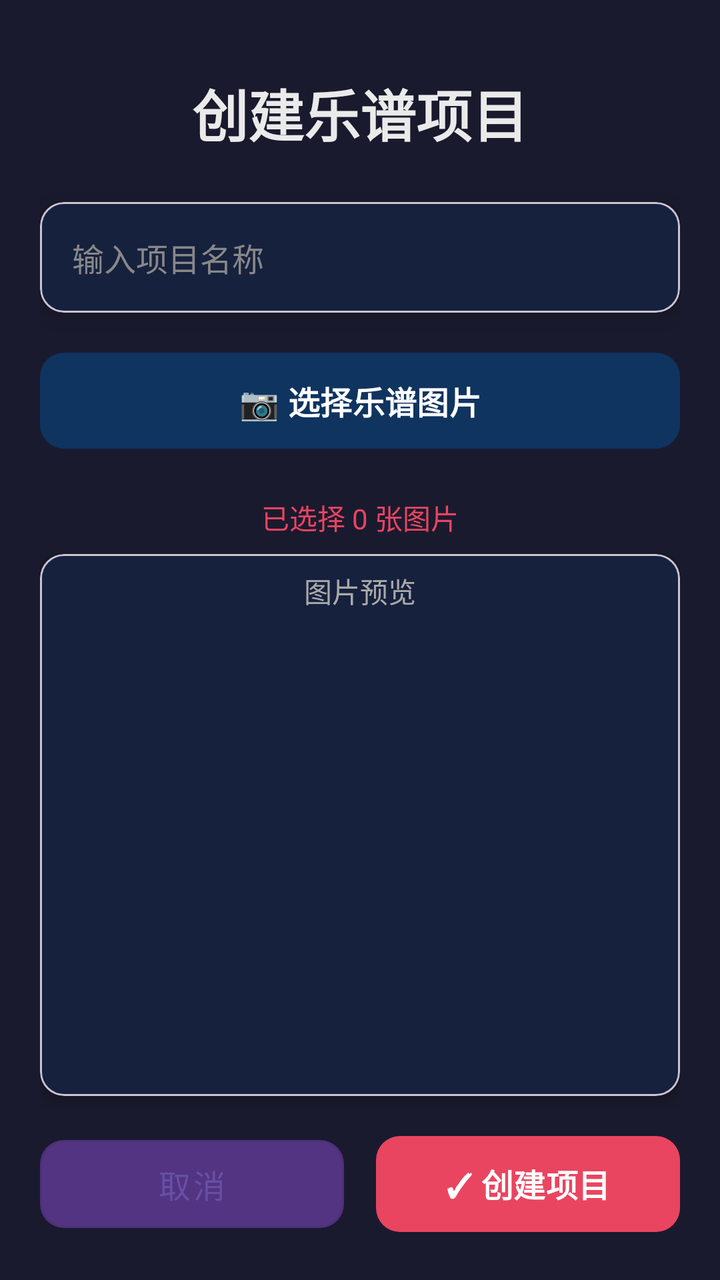
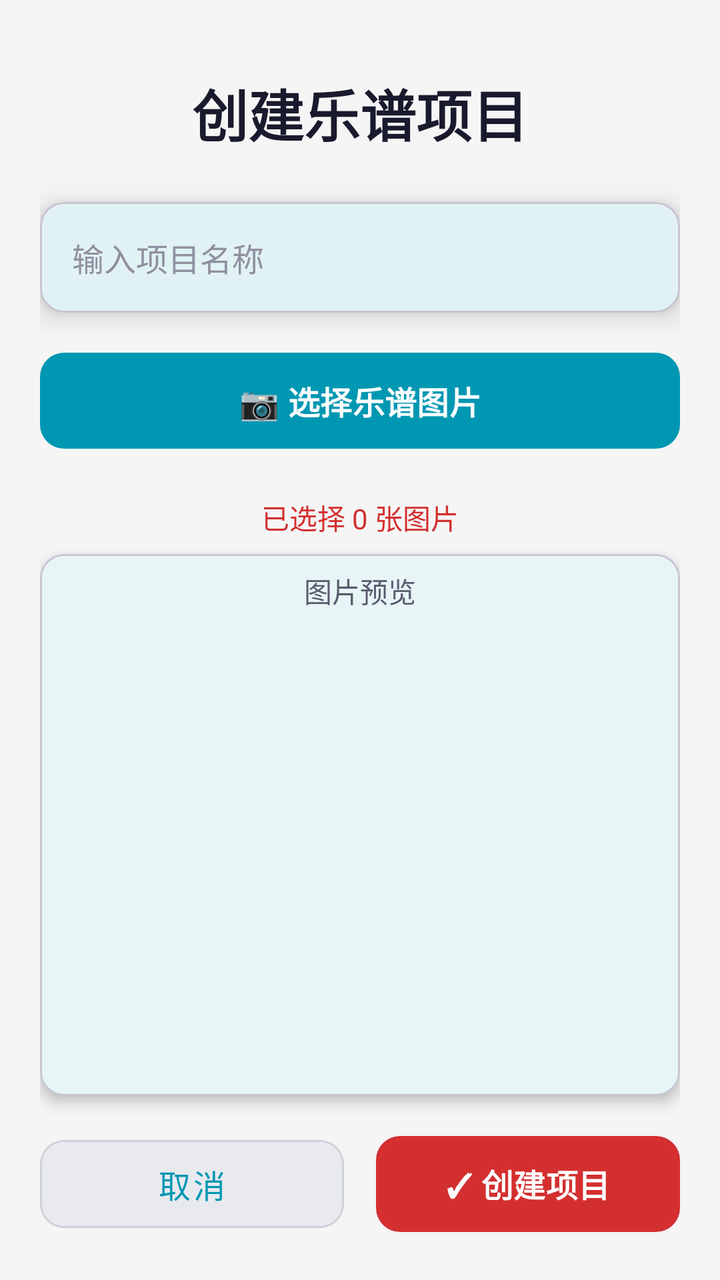

An Android layout rendered at two revisions. The XML below is the earlier revision; the diff shows what the commit changed to produce the second picture.
<!-- AndroidManifest.xml: application theme Theme.MyApplication -->
<!-- res/layout/activity_create_project.xml -->
<?xml version="1.0" encoding="utf-8"?>
<LinearLayout xmlns:android="http://schemas.android.com/apk/res/android"
    xmlns:app="http://schemas.android.com/apk/res-auto"
    android:layout_width="match_parent"
    android:layout_height="match_parent"
    android:orientation="vertical"
    android:background="#1A1A2E"
    android:padding="20dp">

    
    <TextView
        android:layout_width="match_parent"
        android:layout_height="wrap_content"
        android:text="创建乐谱项目"
        android:textSize="28sp"
        android:textStyle="bold"
        android:textColor="#EAEAEA"
        android:gravity="center"
        android:paddingTop="16dp"
        android:paddingBottom="24dp" />

    
    <com.google.android.material.card.MaterialCardView
        android:layout_width="match_parent"
        android:layout_height="wrap_content"
        app:cardBackgroundColor="#16213E"
        app:cardCornerRadius="12dp"
        app:cardElevation="8dp"
        android:layout_marginBottom="16dp">

        <EditText
            android:id="@+id/et_project_name"
            android:layout_width="match_parent"
            android:layout_height="wrap_content"
            android:hint="输入项目名称"
            android:textColorHint="#888888"
            android:textColor="#EAEAEA"
            android:inputType="text"
            android:padding="16dp"
            android:background="@android:color/transparent"
            android:textSize="16sp" />
    </com.google.android.material.card.MaterialCardView>

    
    <com.google.android.material.button.MaterialButton
        android:id="@+id/btn_select_images"
        android:layout_width="match_parent"
        android:layout_height="56dp"
        android:text="📷 选择乐谱图片"
        android:textSize="16sp"
        android:textStyle="bold"
        app:backgroundTint="#0F3460"
        app:cornerRadius="12dp"
        app:elevation="4dp"
        android:layout_marginBottom="12dp" />

    
    <TextView
        android:id="@+id/tv_selected_count"
        android:layout_width="match_parent"
        android:layout_height="wrap_content"
        android:text="已选择 0 张图片"
        android:textSize="14sp"
        android:textColor="#E94560"
        android:gravity="center"
        android:paddingVertical="8dp" />

    
    <com.google.android.material.card.MaterialCardView
        android:layout_width="match_parent"
        android:layout_height="0dp"
        android:layout_weight="1"
        app:cardBackgroundColor="#16213E"
        app:cardCornerRadius="12dp"
        app:cardElevation="4dp"
        android:layout_marginBottom="16dp">

        <LinearLayout
            android:layout_width="match_parent"
            android:layout_height="match_parent"
            android:orientation="vertical"
            android:padding="8dp">

            <TextView
                android:layout_width="match_parent"
                android:layout_height="wrap_content"
                android:text="图片预览"
                android:textSize="14sp"
                android:textColor="#AAAAAA"
                android:gravity="center"
                android:paddingBottom="8dp" />

            <androidx.recyclerview.widget.RecyclerView
                android:id="@+id/rv_selected_images"
                android:layout_width="match_parent"
                android:layout_height="match_parent" />
        </LinearLayout>
    </com.google.android.material.card.MaterialCardView>

    
    <LinearLayout
        android:layout_width="match_parent"
        android:layout_height="wrap_content"
        android:gravity="center"
        android:orientation="horizontal">

        <com.google.android.material.button.MaterialButton
            android:id="@+id/btn_cancel"
            android:layout_width="0dp"
            android:layout_height="56dp"
            android:layout_weight="1"
            android:layout_marginEnd="8dp"
            android:text="取消"
            android:textSize="16sp"
            app:backgroundTint="#533483"
            app:cornerRadius="12dp"
            style="@style/Widget.MaterialComponents.Button.OutlinedButton" />

        <com.google.android.material.button.MaterialButton
            android:id="@+id/btn_confirm"
            android:layout_width="0dp"
            android:layout_height="56dp"
            android:layout_weight="1"
            android:layout_marginStart="8dp"
            android:text="✓ 创建项目"
            android:textSize="16sp"
            android:textStyle="bold"
            app:backgroundTint="#E94560"
            app:cornerRadius="12dp" />
    </LinearLayout>
</LinearLayout>
<!-- resources referenced by this layout -->
<resources>
  <style name="Theme.MyApplication" parent="Base.Theme.MyApplication" />
  <style name="Base.Theme.MyApplication" parent="Theme.Material3.DayNight.NoActionBar">
          
          
      </style>
</resources>

<!-- the commit's change to res/layout/activity_create_project.xml (unified diff, before → after) -->
@@ -4,7 +4,7 @@
     android:layout_width="match_parent"
     android:layout_height="match_parent"
     android:orientation="vertical"
-    android:background="#1A1A2E"
+    android:background="@color/bg_dark"
     android:padding="20dp">
 
     
@@ -14,7 +14,7 @@
         android:text="创建乐谱项目"
         android:textSize="28sp"
         android:textStyle="bold"
-        android:textColor="#EAEAEA"
+        android:textColor="@color/text_primary"
         android:gravity="center"
         android:paddingTop="16dp"
         android:paddingBottom="24dp" />
@@ -23,7 +23,7 @@
     <com.google.android.material.card.MaterialCardView
         android:layout_width="match_parent"
         android:layout_height="wrap_content"
-        app:cardBackgroundColor="#16213E"
+        app:cardBackgroundColor="@color/bg_card"
         app:cardCornerRadius="12dp"
         app:cardElevation="8dp"
         android:layout_marginBottom="16dp">
@@ -33,8 +33,8 @@
             android:layout_width="match_parent"
             android:layout_height="wrap_content"
             android:hint="输入项目名称"
-            android:textColorHint="#888888"
-            android:textColor="#EAEAEA"
+            android:textColorHint="@color/text_tertiary"
+            android:textColor="@color/text_primary"
             android:inputType="text"
             android:padding="16dp"
             android:background="@android:color/transparent"
@@ -49,7 +49,7 @@
         android:text="📷 选择乐谱图片"
         android:textSize="16sp"
         android:textStyle="bold"
-        app:backgroundTint="#0F3460"
+        app:backgroundTint="@color/button_primary"
         app:cornerRadius="12dp"
         app:elevation="4dp"
         android:layout_marginBottom="12dp" />
@@ -61,7 +61,7 @@
         android:layout_height="wrap_content"
         android:text="已选择 0 张图片"
         android:textSize="14sp"
-        android:textColor="#E94560"
+        android:textColor="@color/text_error"
         android:gravity="center"
         android:paddingVertical="8dp" />
 
@@ -70,7 +70,7 @@
         android:layout_width="match_parent"
         android:layout_height="0dp"
         android:layout_weight="1"
-        app:cardBackgroundColor="#16213E"
+        app:cardBackgroundColor="@color/bg_card"
         app:cardCornerRadius="12dp"
         app:cardElevation="4dp"
         android:layout_marginBottom="16dp">
@@ -86,7 +86,7 @@
                 android:layout_height="wrap_content"
                 android:text="图片预览"
                 android:textSize="14sp"
-                android:textColor="#AAAAAA"
+                android:textColor="@color/text_secondary"
                 android:gravity="center"
                 android:paddingBottom="8dp" />
 
@@ -112,7 +112,7 @@
             android:layout_marginEnd="8dp"
             android:text="取消"
             android:textSize="16sp"
-            app:backgroundTint="#533483"
+            app:backgroundTint="@color/button_secondary"
             app:cornerRadius="12dp"
             style="@style/Widget.MaterialComponents.Button.OutlinedButton" />
 
@@ -125,7 +125,7 @@
             android:text="✓ 创建项目"
             android:textSize="16sp"
             android:textStyle="bold"
-            app:backgroundTint="#E94560"
+            app:backgroundTint="@color/text_error"
             app:cornerRadius="12dp" />
     </LinearLayout>
 </LinearLayout>
<!-- resource entries referenced after the edit -->
@@ -1,9 +1,26 @@
 <!-- resources referenced by this layout -->
 <resources>
+  <color name="bg_card">#FFFFFF</color>
+  <color name="bg_dark">#F5F5F5</color>
+  <color name="button_primary">#0097B2</color>
+  <color name="button_secondary">#E8EAF0</color>
+  <color name="text_error">#D32F2F</color>
+  <color name="text_primary">#1A1A2E</color>
+  <color name="text_secondary">#5A5A6E</color>
+  <color name="text_tertiary">#9090A0</color>
   <style name="Theme.MyApplication" parent="Base.Theme.MyApplication" />
   <style name="Base.Theme.MyApplication" parent="Theme.Material3.DayNight.NoActionBar">
-          
-          
+          <item name="colorPrimary">@color/primary_accent</item>
+          <item name="colorOnPrimary">@color/white</item>
+          <item name="colorSurface">@color/surface_color</item>
+          <item name="colorOnSurface">@color/on_surface_color</item>
+          <item name="android:colorBackground">@color/bg_dark</item>
+          <item name="android:statusBarColor">@color/toolbar_bg</item>
       </style>
+  <color name="primary_accent">#0097B2</color>
+  <color name="white">#FFFFFFFF</color>
+  <color name="surface_color">#FFFFFF</color>
+  <color name="on_surface_color">#1A1A2E</color>
+  <color name="toolbar_bg">#FFFFFF</color>
 </resources>
 
